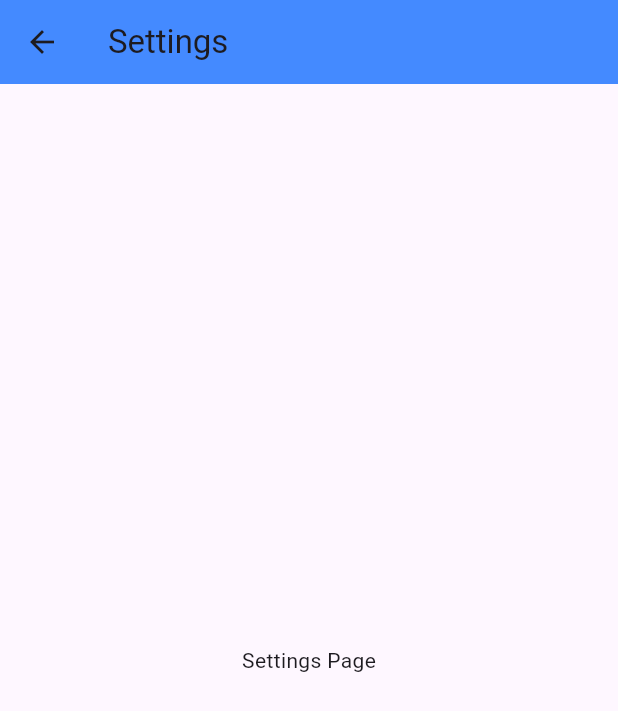
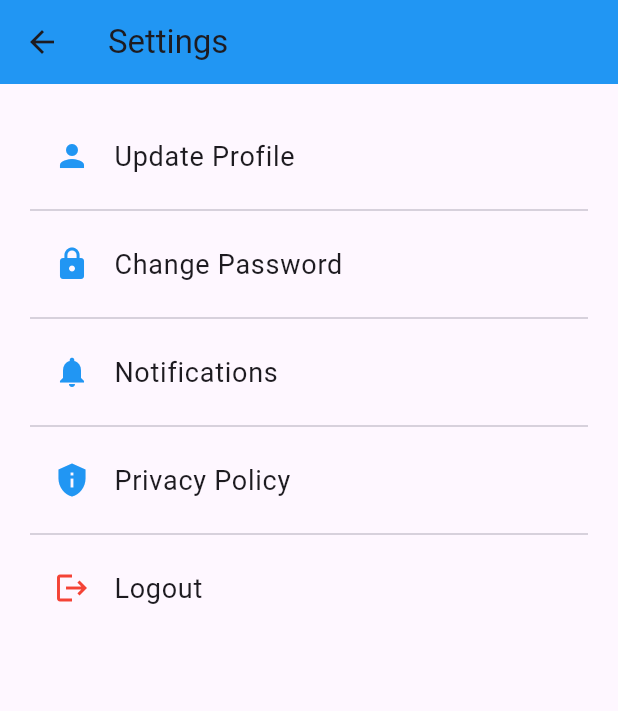
Before and after one commit to JUMAPETER736/INTERN_HUB, a Flutter app: the SettingsPage screen opened directly, on a phone screen of 412 x 824 dp. Shown: the top 711 px of the screen. Run offline on Flutter 3.47's test engine with Material 3 defaults, Android fonts, the phone set to English and light mode, and no system bars; our stand-ins replace cloud_firestore, firebase_auth, firebase_core, fluttertoast; accounts and stored records are empty.

```diff
--- a/lib/Settings/SettingsPage.dart
+++ b/lib/Settings/SettingsPage.dart
@@ -1,17 +1,86 @@
+import 'package:flutter/material.dart';
+import 'package:firebase_auth/firebase_auth.dart';
+import 'package:fluttertoast/fluttertoast.dart';
 
+class SettingsPage extends StatefulWidget {
+  @override
+  _SettingsPageState createState() => _SettingsPageState();
+}
 
-import 'package:flutter/material.dart';
+class _SettingsPageState extends State<SettingsPage> {
+  final _auth = FirebaseAuth.instance;
 
-class SettingsPage extends StatelessWidget {
+  void _showSuccessToast(String message) {
+    Fluttertoast.showToast(
+      msg: message,
+      toastLength: Toast.LENGTH_SHORT,
+      textColor: Colors.green,
+      fontSize: 16.0,
+    );
+  }
+
+  Future<void> _logout() async {
+    await _auth.signOut();
+    _showSuccessToast("Logged out successfully");
+    Navigator.pushReplacementNamed(context, '/LogIn'); // Navigate to login screen after logout
+  }
+
   @override
   Widget build(BuildContext context) {
     return Scaffold(
       appBar: AppBar(
         title: Text('Settings'),
-        backgroundColor: Colors.blueAccent,
+        backgroundColor: Colors.blue,
       ),
-      body: Center(
-        child: Text('Settings Page'),
+      body: Padding(
+        padding: const EdgeInsets.all(20.0),
+        child: Column(
+          children: [
+            ListTile(
+              title: Text('Update Profile', style: TextStyle(fontSize: 18)),
+              leading: Icon(Icons.person, color: Colors.blue),
+              onTap: () {
+                // Navigate to update profile screen (implement as needed)
+                Navigator.pushNamed(context, '/UpdateProfile');
+              },
+            ),
+            Divider(),
+            ListTile(
+              title: Text('Change Password', style: TextStyle(fontSize: 18)),
+              leading: Icon(Icons.lock, color: Colors.blue),
+              onTap: () {
+                // Navigate to change password screen (implement as needed)
+                Navigator.pushNamed(context, '/ChangePassword');
+              },
+            ),
+            Divider(),
+            ListTile(
+              title: Text('Notifications', style: TextStyle(fontSize: 18)),
+              leading: Icon(Icons.notifications, color: Colors.blue),
+              onTap: () {
+                // Navigate to notification settings screen (implement as needed)
+                Navigator.pushNamed(context, '/NotificationSettings');
+              },
+            ),
+            Divider(),
+            ListTile(
+              title: Text('Privacy Policy', style: TextStyle(fontSize: 18)),
+              leading: Icon(Icons.privacy_tip, color: Colors.blue),
+              onTap: () {
+                // Navigate to privacy policy screen (implement as needed)
+                Navigator.pushNamed(context, '/PrivacyPolicy');
+              },
+            ),
+            Divider(),
+            ListTile(
+              title: Text('Logout', style: TextStyle(fontSize: 18)),
+              leading: Icon(Icons.logout, color: Colors.red),
+              onTap: () {
+                _logout();
+              },
+            ),
+          ],
+        ),
       ),
     );
   }
--- a/lib/main.dart
+++ b/lib/main.dart
@@ -20,6 +20,7 @@ class MyApp extends StatelessWidget {
   Widget build(BuildContext context) {
     return MaterialApp(
       title: 'InternHub',
+      debugShowCheckedModeBanner: false,
       theme: ThemeData(
         primarySwatch: Colors.blue,
       ),
--- a/pubspec.yaml
+++ b/pubspec.yaml
@@ -27,7 +27,7 @@ dependencies:
   shared_preferences: ^2.3.2
   firebase_database: ^11.1.2
   flutter_local_notifications: ^17.2.2
-
+  url_launcher: ^6.0.20
 
   # Dependencies for forms, navigation, and UI components
   flutter_localizations: # For localization if needed
```
Also changed, not shown: lib/Home/Resources.dart (+50 -4 lines), pubspec.lock, 5 other files.
